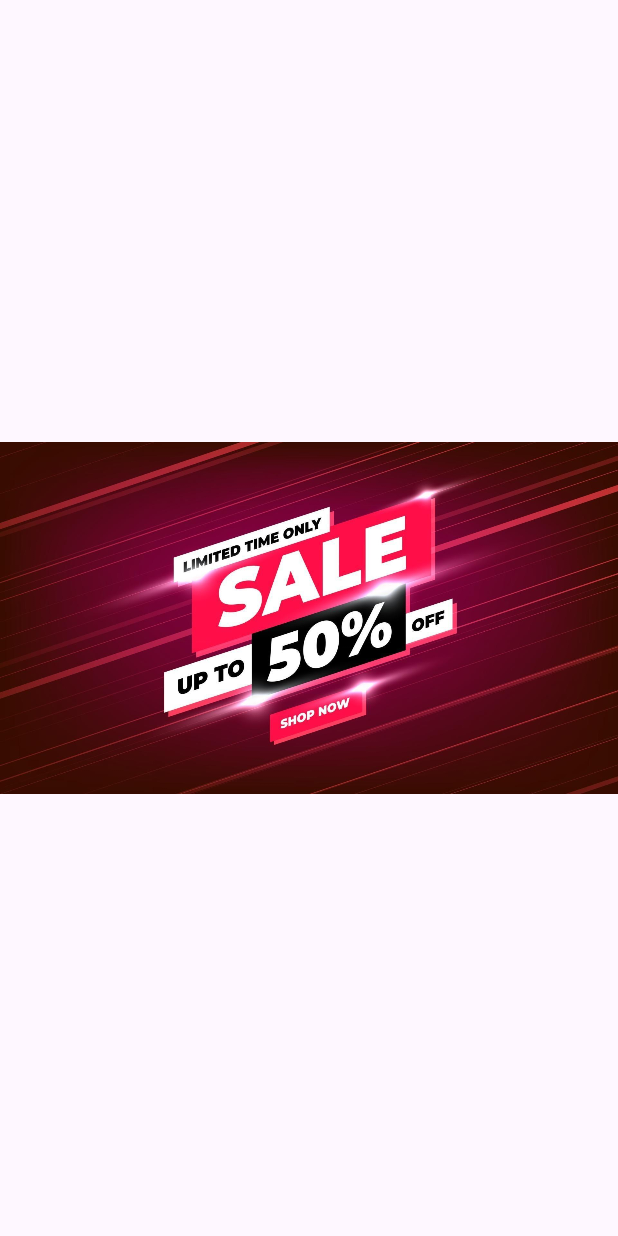
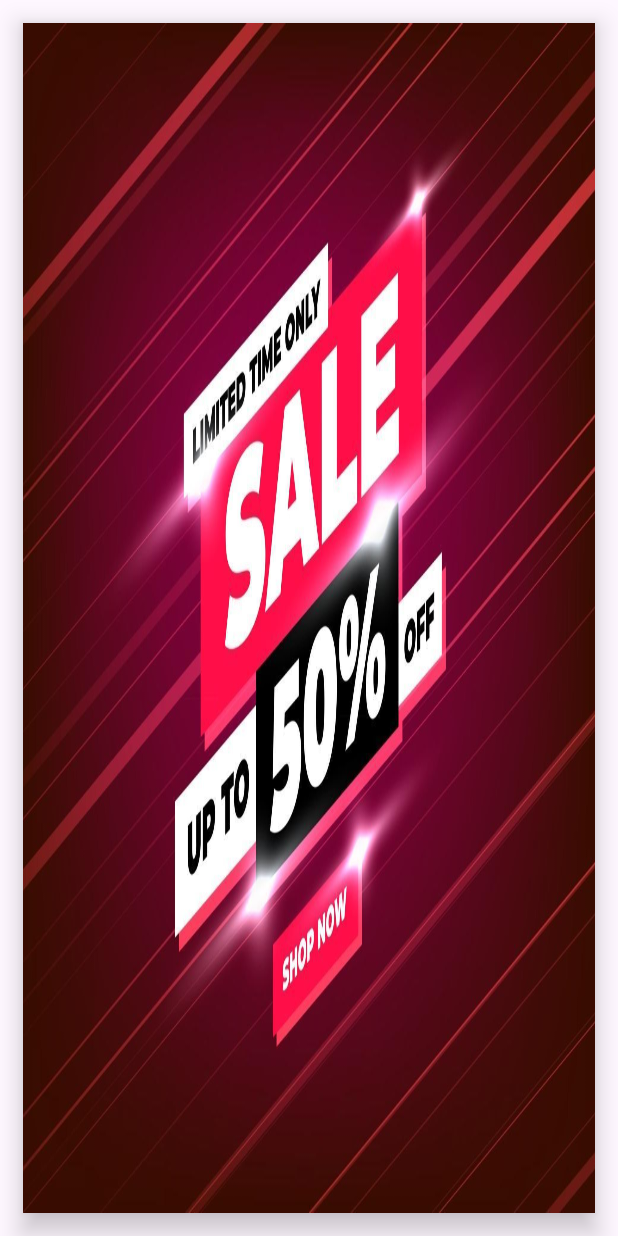
Before and after one commit to rahul-chaudhary/RecyclerView-Indicator, an Android app: the layout banner_rv_item.xml on its own in the app's theme, with its tools: preview values and no code run, on a phone screen of 412 x 824 dp. Run offline under Robolectric (Android 15) with nearby library versions, the phone set to English and light mode, and no system bars.

Commit message:
Added margin to the image

```diff
--- a/app/build.gradle.kts
+++ b/app/build.gradle.kts
@@ -52,4 +52,5 @@ dependencies {
     androidTestImplementation(libs.androidx.espresso.core)
 
     implementation ("me.relex:circleindicator:2.1.6")
+    implementation ("com.github.beksomega:loopinglayout:0.5.0")
 }
--- a/app/src/main/res/drawable/banner_bg.xml
+++ b/app/src/main/res/drawable/banner_bg.xml
@@ -1,4 +1,5 @@
 <?xml version="1.0" encoding="utf-8"?>
-<selector xmlns:android="http://schemas.android.com/apk/res/android">
-
-</selector>
+<shape xmlns:android="http://schemas.android.com/apk/res/android"
+    android:shape="rectangle">
+    <solid android:color="@color/grey" />
+</shape>
--- a/app/src/main/res/layout/activity_main.xml
+++ b/app/src/main/res/layout/activity_main.xml
@@ -10,7 +10,7 @@
 
     <androidx.recyclerview.widget.RecyclerView
         android:id="@+id/banner_rv"
-        android:layout_width="match_parent"
+        android:layout_width="0dp"
         android:layout_height="120dp"
         app:layout_constraintTop_toTopOf="parent"
         app:layout_constraintStart_toStartOf="parent"
--- a/app/src/main/res/layout/banner_rv_item.xml
+++ b/app/src/main/res/layout/banner_rv_item.xml
@@ -1,15 +1,19 @@
 <?xml version="1.0" encoding="utf-8"?>
 <androidx.constraintlayout.widget.ConstraintLayout xmlns:android="http://schemas.android.com/apk/res/android"
     android:layout_width="match_parent"
-    android:layout_height="wrap_content"
+    android:layout_height="match_parent"
     xmlns:tools="http://schemas.android.com/tools"
     xmlns:app="http://schemas.android.com/apk/res-auto">
 
     <com.google.android.material.imageview.ShapeableImageView
         android:id="@+id/banner_image"
         android:layout_width="match_parent"
-        android:layout_height="wrap_content"
+        android:layout_height="0dp"
+        android:layout_margin="15dp"
         tools:src="@drawable/banner1"
+        android:elevation="10dp"
+        android:scaleType="fitXY"
+        android:background="@drawable/banner_bg"
         app:layout_constraintTop_toTopOf="parent"
         app:layout_constraintStart_toStartOf="parent"
         app:layout_constraintEnd_toEndOf="parent"
--- a/app/src/main/res/values/colors.xml
+++ b/app/src/main/res/values/colors.xml
@@ -2,4 +2,6 @@
 <resources>
     <color name="black">#FF000000</color>
     <color name="white">#FFFFFFFF</color>
+    <color name="grey">#989898</color>
+
 </resources>
```
Also changed, not shown: app/src/main/java/com/example/recyclerviewindicator/MainActivity.kt (+4 -3 lines), app/src/main/java/com/example/recyclerviewindicator/adapter/BannerAdapter.kt (+8 -1 lines).
